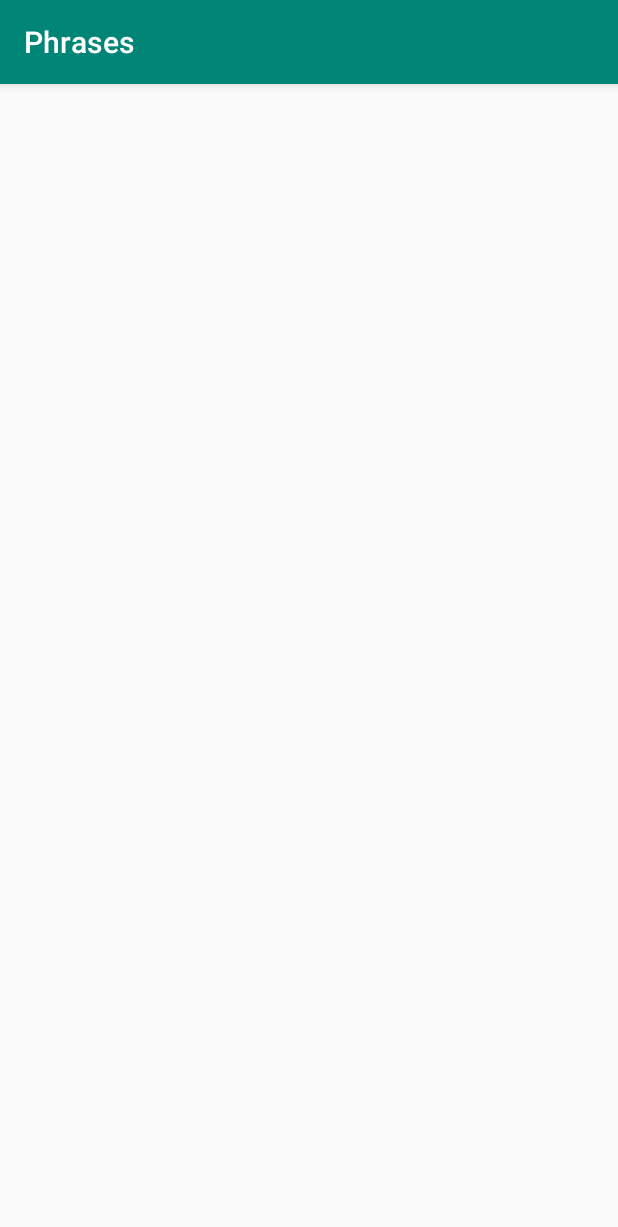
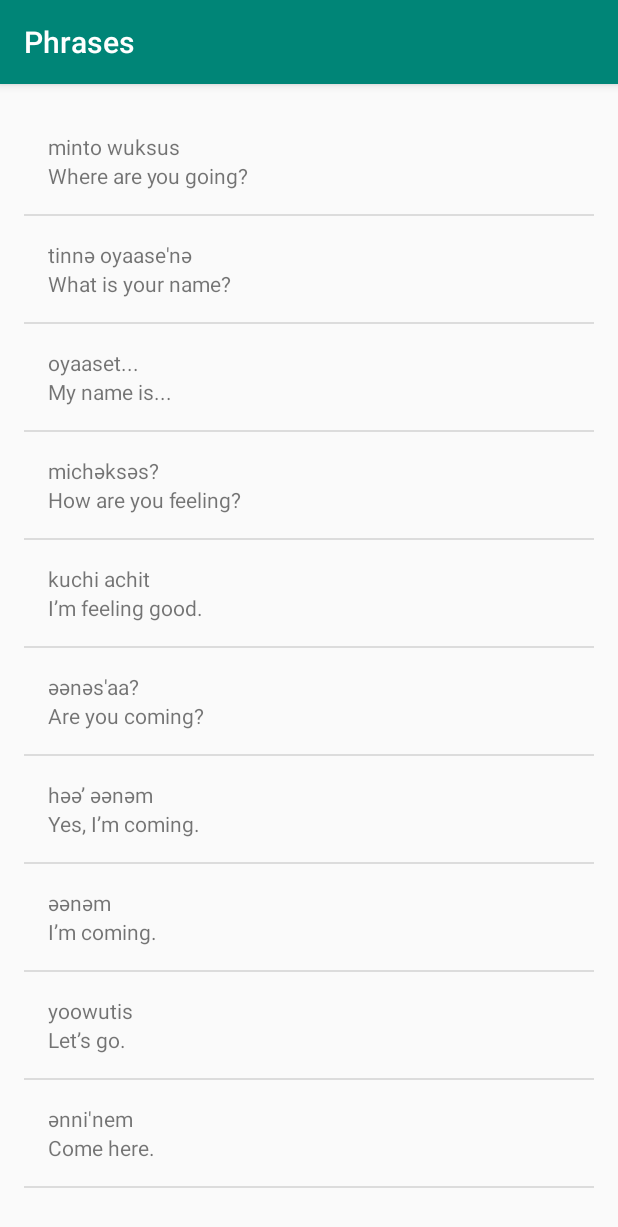
Before and after one commit to cristiandgm/MIwok2, an Android app: the PhrasesActivity screen opened directly, with no data from a screen before it, on a phone screen of 412 x 824 dp. Shown: the top 1227 px of the screen. Run offline under Robolectric (Android 15) with nearby library versions, the phone set to English and light mode, and no system bars.

Commit message:
Add Phrases words

```diff
--- a/app/src/main/java/com/example/miwok2/PhrasesActivity.java
+++ b/app/src/main/java/com/example/miwok2/PhrasesActivity.java
@@ -3,6 +3,9 @@ package com.example.miwok2;
 import androidx.appcompat.app.AppCompatActivity;
 
 import android.os.Bundle;
+import android.widget.ListView;
+
+import java.util.ArrayList;
 
 public class PhrasesActivity extends AppCompatActivity {
 
@@ -10,5 +13,39 @@ public class PhrasesActivity extends AppCompatActivity {
     protected void onCreate(Bundle savedInstanceState) {
         super.onCreate(savedInstanceState);
         setContentView(R.layout.word_list);
+
+        //Create an array of words
+        ArrayList<Word> words = new ArrayList<>();
+
+        // Create a list of words
+        words.add(new Word("Where are you going?", "minto wuksus"));
+        words.add(new Word("What is your name?", "tinnә oyaase'nә"));
+        words.add(new Word("My name is...", "oyaaset..."));
+        words.add(new Word("How are you feeling?", "michәksәs?"));
+        words.add(new Word("I’m feeling good.", "kuchi achit"));
+        words.add(new Word("Are you coming?", "әәnәs'aa?"));
+        words.add(new Word("Yes, I’m coming.", "hәә’ әәnәm"));
+        words.add(new Word("I’m coming.", "әәnәm"));
+        words.add(new Word("Let’s go.", "yoowutis"));
+        words.add(new Word("Come here.", "әnni'nem"));
+
+
+        // Create an {@link ArrayAdapter}, whose data source is a list of Strings. The
+        // adapter knows how to create layouts for each item in the list, using the
+        // simple_list_item_1.xml layout resource defined in the Android framework.
+        // This list item layout contains a single {@link TextView}, which the adapter will set to
+        // display a single word.
+        WordAdapter itemsAdapter = new WordAdapter(this, words);
+
+        // Find the {@link ListView} object in the view hierarchy of the {@link Activity}.
+        // There should be a {@link ListView} with the view ID called list, which is declared in the
+        // word_list file.
+        ListView listView = findViewById(R.id.list);
+
+        // Make the {@link ListView} use the {@link ArrayAdapter} we created above, so that the
+        // {@link ListView} will display list items for each word in the list of words.
+        // Do this by calling the setAdapter method on the {@link ListView} object and pass in
+        // 1 argument, which is the {@link ArrayAdapter} with the variable name itemsAdapter.
+        listView.setAdapter(itemsAdapter);
     }
 }
```
